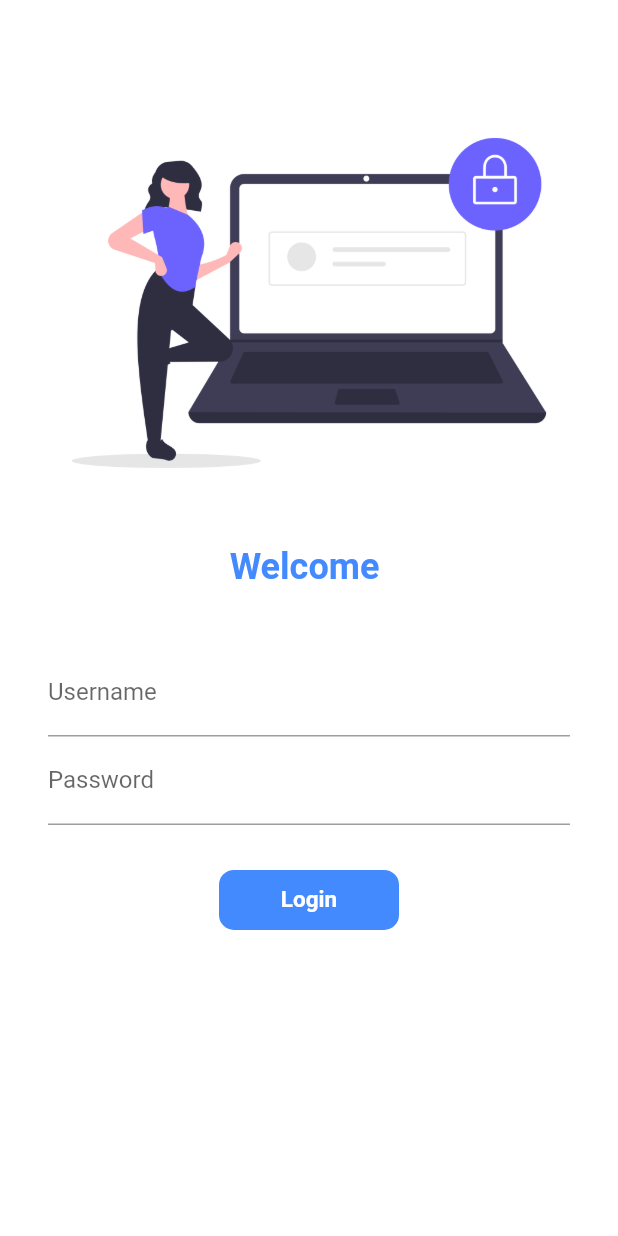
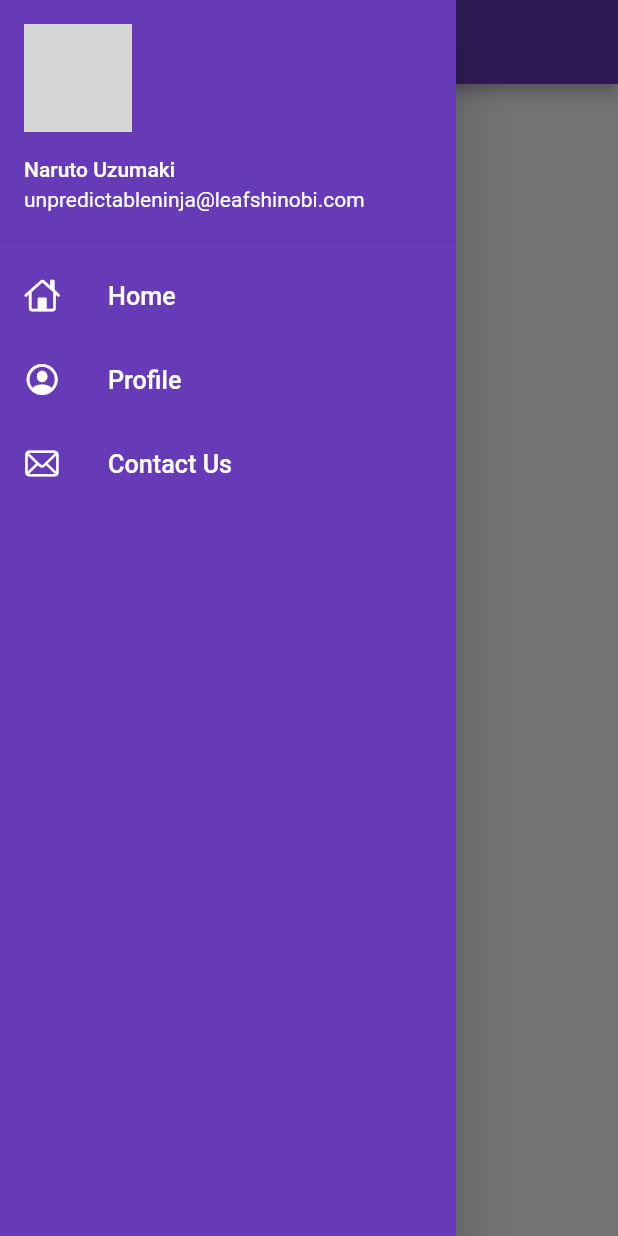
Before and after one commit to TheJenilDGohel/Learning-Flutter, a Flutter app: the screen it shows after launch, with the side drawer open (before the commit the screen has no drawer), on a phone screen of 412 x 824 dp. Run offline on Flutter 3.47's test engine with Material 2 defaults, Android fonts, the phone set to English and light mode, and no system bars; our stand-ins replace google_fonts; network calls fail; Roboto replaces fonts that are missing (Arimo); grey boxes are pictures that could not be loaded.

Commit message:
day 8 completed

```diff
--- a/lib/main.dart
+++ b/lib/main.dart
@@ -18,7 +18,8 @@ class MyApp extends StatelessWidget {
         fontFamily: GoogleFonts.arimo().fontFamily,
       ),
       darkTheme: ThemeData(brightness: Brightness.dark),
-      initialRoute: "/",
+      debugShowCheckedModeBanner: false,
+      initialRoute: MyRoutes.homeRoute,
       routes: {
         "/": (context) => Loginpage(),
         MyRoutes.homeRoute: (context) => HomePage(),
--- a/lib/pages/home_page.dart
+++ b/lib/pages/home_page.dart
@@ -1,4 +1,6 @@
 import 'package:flutter/material.dart';
+
+import '../widgets/drawer.dart';
 
 class HomePage extends StatelessWidget {
   @override
@@ -14,7 +16,7 @@ class HomePage extends StatelessWidget {
           child: Text("Hey YA Bro !! $name"),
         ),
       ),
-      drawer: Drawer(),
+      drawer: MyDrawer(),
     );
   }
 }
--- /dev/null
+++ b/lib/widgets/drawer.dart
@@ -0,0 +1,63 @@
+import 'package:flutter/cupertino.dart';
+import 'package:flutter/material.dart';
+
+class MyDrawer extends StatelessWidget {
+  @override
+  Widget build(BuildContext context) {
+    final imageUrl =
+        "https://i0.wp.com/ramenswag.com/wp-content/uploads/2016/12/naruto-wallpaper-7.jpg?resize=1024%2C726&ssl=1";
+    return Drawer(
+      child: Container(
+        color: Colors.deepPurple,
+        child: ListView(
+          padding: EdgeInsets.zero,
+          children: [
+            DrawerHeader(
+                padding: EdgeInsets.zero,
+                child: UserAccountsDrawerHeader(
+                  margin: EdgeInsets.zero,
+                  currentAccountPicture: CircleAvatar(
+                    backgroundImage: NetworkImage(imageUrl),
+                  ),
+                  accountEmail: Text("unpredictableninja@leafshinobi.com"),
+                  accountName: Text("Naruto Uzumaki"),
+                )),
+            ListTile(
+              leading: Icon(
+                CupertinoIcons.home,
+                color: Colors.white,
+              ),
+              title: Text(
+                "Home",
+                textScaleFactor: 1.2,
+                style: TextStyle(color: Colors.white),
+              ),
+            ),
+            ListTile(
+              leading: Icon(
+                CupertinoIcons.profile_circled,
+                color: Colors.white,
+              ),
+              title: Text(
+                "Profile",
+                textScaleFactor: 1.2,
+                style: TextStyle(color: Colors.white),
+              ),
+            ),
+            ListTile(
+              leading: Icon(
+                CupertinoIcons.mail,
+                color: Colors.white,
+              ),
+              title: Text(
+                "Contact Us",
+                textScaleFactor: 1.2,
+                style: TextStyle(color: Colors.white),
+              ),
+            )
+          ],
+        ),
+      ),
+    );
+  }
+}
```
Also changed, not shown: assets/images/user-image.png (added).
